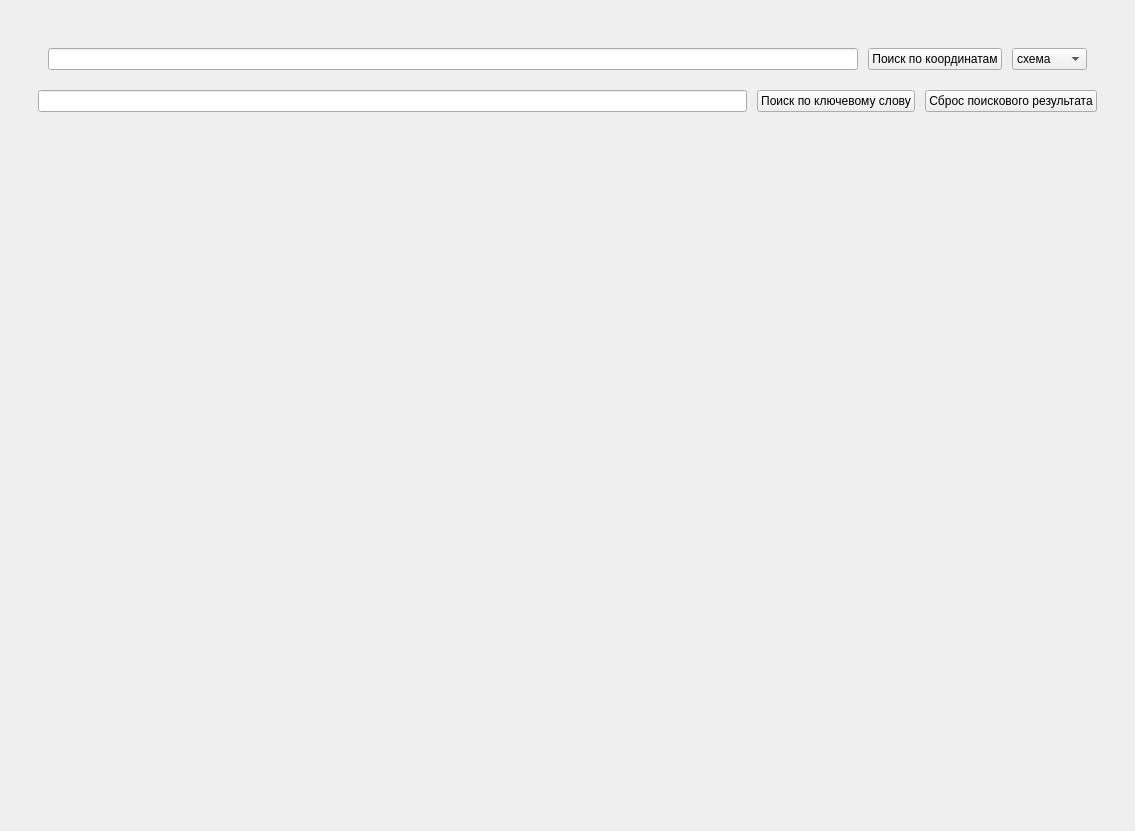
Above: graphic.ui from boldirev-as/Yandex-Api-Map-pyQt5-big-problem-in-lyceum before the change. Below: the same form after it.
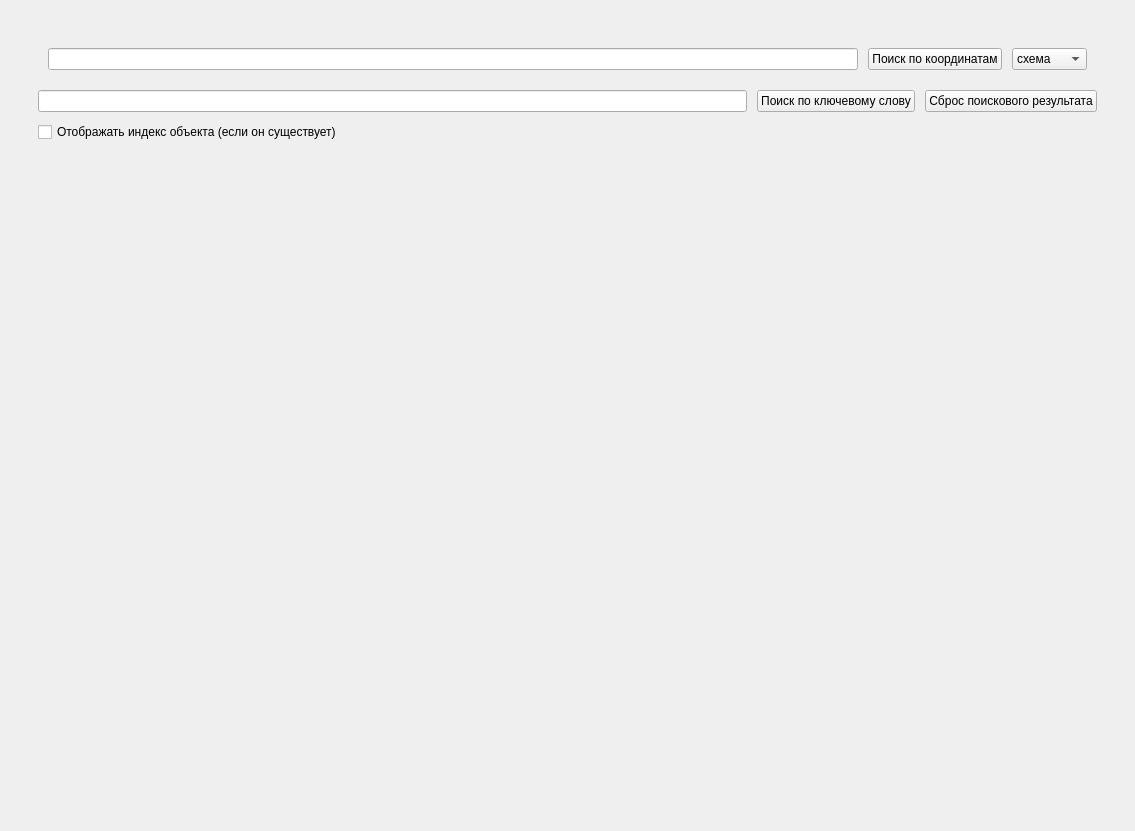
That is the form after the change.

Diff of the .ui file:
```diff
--- a/graphic.ui
+++ b/graphic.ui
@@ -46,6 +46,36 @@
            <property name="rightMargin">
             <number>10</number>
            </property>
+           <item row="3" column="0">
+            <layout class="QHBoxLayout" name="horizontalLayout_5">
+             <item>
+              <widget class="QLabel" name="map">
+               <property name="sizePolicy">
+                <sizepolicy hsizetype="Expanding" vsizetype="Expanding">
+                 <horstretch>0</horstretch>
+                 <verstretch>0</verstretch>
+                </sizepolicy>
+               </property>
+               <property name="layoutDirection">
+                <enum>Qt::LeftToRight</enum>
+               </property>
+               <property name="autoFillBackground">
+                <bool>false</bool>
+               </property>
+               <property name="text">
+                <string/>
+               </property>
+              </widget>
+             </item>
+             <item>
+              <widget class="QLabel" name="adress_view_label">
+               <property name="text">
+                <string/>
+               </property>
+              </widget>
+             </item>
+            </layout>
+           </item>
            <item row="1" column="0">
             <layout class="QHBoxLayout" name="horizontalLayout_4">
              <item>
@@ -116,34 +146,11 @@
             </layout>
            </item>
            <item row="2" column="0">
-            <layout class="QHBoxLayout" name="horizontalLayout_5">
-             <item>
-              <widget class="QLabel" name="map">
-               <property name="sizePolicy">
-                <sizepolicy hsizetype="Expanding" vsizetype="Expanding">
-                 <horstretch>0</horstretch>
-                 <verstretch>0</verstretch>
-                </sizepolicy>
-               </property>
-               <property name="layoutDirection">
-                <enum>Qt::LeftToRight</enum>
-               </property>
-               <property name="autoFillBackground">
-                <bool>false</bool>
-               </property>
-               <property name="text">
-                <string/>
-               </property>
-              </widget>
-             </item>
-             <item>
-              <widget class="QLabel" name="adress_view_label">
-               <property name="text">
-                <string/>
-               </property>
-              </widget>
-             </item>
-            </layout>
+            <widget class="QCheckBox" name="index_checkBox">
+             <property name="text">
+              <string>Отображать индекс объекта (если он существует)</string>
+             </property>
+            </widget>
            </item>
           </layout>
          </item>
```
